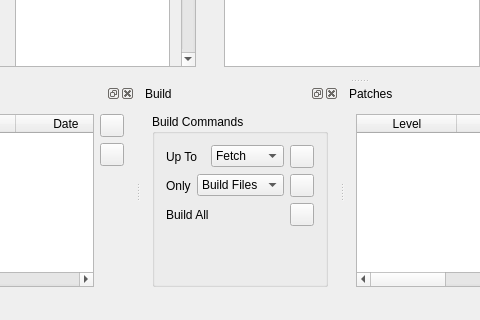
First picture: the form in ui/mainwindow.ui, repository huseyinkozan/PiSiDo, before the edit; both pictures show x 96 to 576 and y 344 to 664 of the 909 by 664 pixel window.
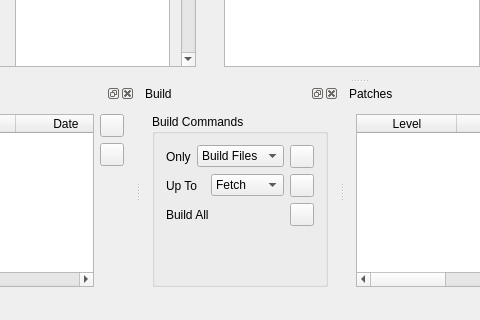
Second picture: the form after the edit. Icons and pictures are not drawn.

Patch:
```diff
--- a/ui/mainwindow.ui
+++ b/ui/mainwindow.ui
@@ -754,6 +754,48 @@
         <string>Build Commands</string>
        </property>
        <layout class="QVBoxLayout" name="verticalLayout">
+        <item>
+         <layout class="QHBoxLayout" name="horizontalLayout_8">
+          <item>
+           <widget class="QLabel" name="lbl_build_only">
+            <property name="text">
+             <string>Only</string>
+            </property>
+           </widget>
+          </item>
+          <item>
+           <widget class="QComboBox" name="combo_build_only">
+            <item>
+             <property name="text">
+              <string>Build Files</string>
+             </property>
+            </item>
+            <item>
+             <property name="text">
+              <string>Package</string>
+             </property>
+            </item>
+           </widget>
+          </item>
+          <item>
+           <widget class="QToolButton" name="tb_build_only">
+            <property name="toolTip">
+             <string>Build only selected</string>
+            </property>
+            <property name="statusTip">
+             <string>Build only selected</string>
+            </property>
+            <property name="text">
+             <string/>
+            </property>
+            <property name="icon">
+             <iconset resource="../resource/pisido.qrc">
+              <normaloff>:/images/build.png</normaloff>:/images/build.png</iconset>
+            </property>
+           </widget>
+          </item>
+         </layout>
+        </item>
         <item>
          <layout class="QHBoxLayout" name="horizontalLayout_6">
           <item>
@@ -816,48 +858,6 @@
           </item>
          </layout>
         </item>
-        <item>
-         <layout class="QHBoxLayout" name="horizontalLayout_8">
-          <item>
-           <widget class="QLabel" name="lbl_build_only">
-            <property name="text">
-             <string>Only</string>
-            </property>
-           </widget>
-          </item>
-          <item>
-           <widget class="QComboBox" name="combo_build_only">
-            <item>
-             <property name="text">
-              <string>Build Files</string>
-             </property>
-            </item>
-            <item>
-             <property name="text">
-              <string>Package</string>
-             </property>
-            </item>
-           </widget>
-          </item>
-          <item>
-           <widget class="QToolButton" name="tb_build_only">
-            <property name="toolTip">
-             <string>Build only selected</string>
-            </property>
-            <property name="statusTip">
-             <string>Build only selected</string>
-            </property>
-            <property name="text">
-             <string/>
-            </property>
-            <property name="icon">
-             <iconset resource="../resource/pisido.qrc">
-              <normaloff>:/images/build.png</normaloff>:/images/build.png</iconset>
-            </property>
-           </widget>
-          </item>
-         </layout>
-        </item>
         <item>
          <layout class="QHBoxLayout" name="horizontalLayout">
           <item>
```
